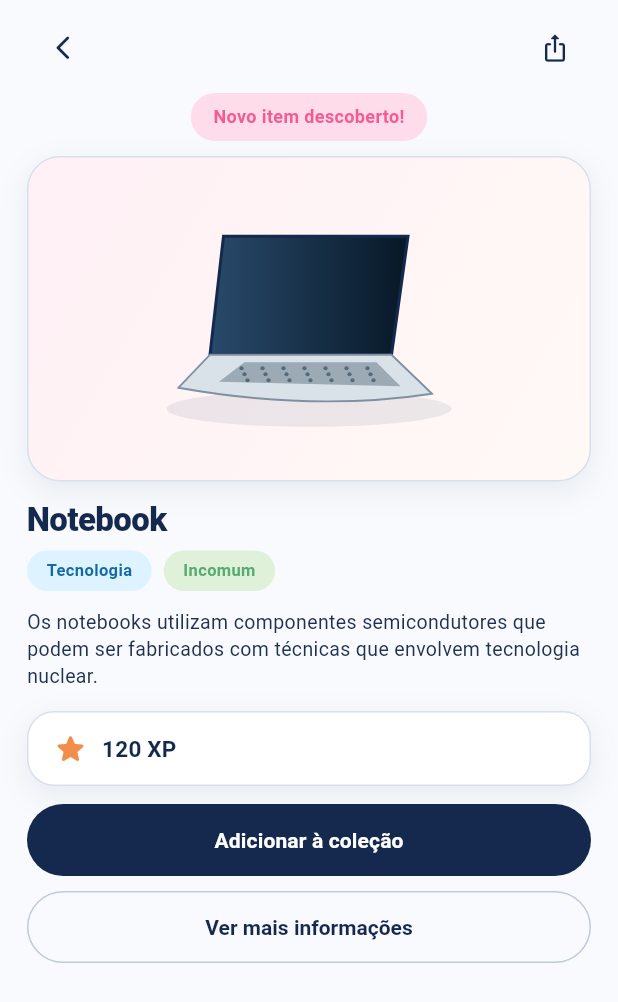
After one commit to juliarichesky/descobrix-mobile, a Flutter app: the DiscoveryResultScreen screen opened directly, on a phone screen of 412 x 824 dp. The commit adds this screen. Shown: the top 1002 px of the screen. Run offline on Flutter 3.47's test engine with Material 3 defaults, Android fonts, the phone set to English and light mode, and no system bars; our stand-ins replace camera, shared_preferences; accounts and stored records are empty.

Commit message:
feat: implement discovery result screen

```diff
--- /dev/null
+++ b/lib/models/discovery.dart
@@ -0,0 +1,57 @@
+class Discovery {
+  const Discovery({
+    required this.id,
+    required this.name,
+    required this.category,
+    required this.rarity,
+    required this.description,
+    required this.xp,
+    required this.illustrationAsset,
+    this.additionalInformation = '',
+  });
+
+  final String id;
+  final String name;
+  final String category;
+  final String rarity;
+  final String description;
+  final int xp;
+  final String illustrationAsset;
+  final String additionalInformation;
+
+  static const supportedCategories = <String>[
+    'Medicina Nuclear',
+    'Agricultura',
+    'Energia',
+    'Indústria',
+    'Tecnologia',
+  ];
+
+  static const supportedRarities = <String>[
+    'Comum',
+    'Incomum',
+    'Raro',
+    'Lendário',
+  ];
+
+  static const notebook = Discovery(
+    id: 'notebook-demo',
+    name: 'Notebook',
+    category: 'Tecnologia',
+    rarity: 'Incomum',
+    description: 'Os notebooks utilizam componentes semicondutores que podem ser fabricados com técnicas que envolvem tecnologia nuclear.',
+    xp: 120,
+    illustrationAsset: 'mock_notebook',
+    additionalInformation: 'Semicondutores são materiais fundamentais para processadores e memórias. A fabricação desses componentes envolve processos tecnológicos de alta precisão e controle de materiais.',
+  );
+}
+
+class DiscoverySession {
+  DiscoverySession._();
+
+  static final Set<String> _addedIds = <String>{};
+
+  static bool contains(String id) => _addedIds.contains(id);
+
+  static bool add(String id) => _addedIds.add(id);
+}
--- /dev/null
+++ b/lib/screens/discovery_result_screen.dart
@@ -0,0 +1,313 @@
+import 'package:flutter/material.dart';
+
+import '../models/discovery.dart';
+import '../theme/app_colors.dart';
+import '../widgets/app_button.dart';
+import '../widgets/app_card.dart';
+
+class DiscoveryResultScreen extends StatefulWidget {
+  const DiscoveryResultScreen({super.key, required this.discovery});
+
+  final Discovery discovery;
+
+  @override
+  State<DiscoveryResultScreen> createState() => _DiscoveryResultScreenState();
+}
+
+class _DiscoveryResultScreenState extends State<DiscoveryResultScreen> {
+  late bool _isAdded;
+
+  @override
+  void initState() {
+    super.initState();
+    _isAdded = DiscoverySession.contains(widget.discovery.id);
+  }
+
+  void _addToCollection() {
+    if (_isAdded) return;
+    final added = DiscoverySession.add(widget.discovery.id);
+    if (!mounted) return;
+    setState(() => _isAdded = added || _isAdded);
+    ScaffoldMessenger.of(context)
+        .showSnackBar(const SnackBar(content: Text('Adicionado à coleção!')));
+  }
+
+  void _showMoreInformation() {
+    showDialog<void>(
+      context: context,
+      builder: (context) => AlertDialog(
+        title: Text(widget.discovery.name),
+        content: Text(widget.discovery.additionalInformation),
+        actions: [
+          TextButton(
+            onPressed: () => Navigator.of(context).pop(),
+            child: const Text('Fechar'),
+          ),
+        ],
+      ),
+    );
+  }
+
+  @override
+  Widget build(BuildContext context) {
+    final textTheme = Theme.of(context).textTheme;
+    final item = widget.discovery;
+
+    return Scaffold(
+      backgroundColor: AppColors.background,
+      body: SafeArea(
+        child: SingleChildScrollView(
+          padding: const EdgeInsets.fromLTRB(18, 8, 18, 24),
+          child: Column(
+            crossAxisAlignment: CrossAxisAlignment.stretch,
+            children: [
+              Row(
+                children: [
+                  IconButton(
+                    tooltip: 'Voltar',
+                    onPressed: () => Navigator.of(context).pop(),
+                    icon: const Icon(
+                      Icons.arrow_back_ios_new_rounded,
+                      size: 19,
+                    ),
+                    color: AppColors.navy,
+                  ),
+                  const Spacer(),
+                  IconButton(
+                    tooltip: 'Compartilhar',
+                    onPressed: () =>
+                        _showMessage('Compartilhamento em desenvolvimento'),
+                    icon: const Icon(Icons.ios_share_rounded, size: 20),
+                    color: AppColors.navy,
+                  ),
+                ],
+              ),
+              const SizedBox(height: 6),
+              Center(
+                child: Container(
+                  padding: const EdgeInsets.symmetric(
+                    horizontal: 15,
+                    vertical: 8,
+                  ),
+                  decoration: BoxDecoration(
+                    color: AppColors.pinkLight,
+                    borderRadius: BorderRadius.circular(18),
+                  ),
+                  child: const Text(
+                    'Novo item descoberto!',
+                    style: TextStyle(
+                      color: AppColors.pink,
+                      fontSize: 12,
+                      fontWeight: FontWeight.w700,
+                    ),
+                  ),
+                ),
+              ),
+              const SizedBox(height: 10),
+              AppCard(
+                padding: EdgeInsets.zero,
+                borderRadius: 22,
+                gradient: const LinearGradient(
+                  begin: Alignment.topLeft,
+                  end: Alignment.bottomRight,
+                  colors: [Color(0xFFFFF0F5), Color(0xFFFFF9F6)],
+                ),
+                child: const SizedBox(
+                  height: 215,
+                  child: CustomPaint(painter: _NotebookPainter()),
+                ),
+              ),
+              const SizedBox(height: 12),
+              Text(
+                item.name,
+                style: textTheme.headlineMedium?.copyWith(
+                  fontSize: 22,
+                  letterSpacing: -0.4,
+                ),
+              ),
+              const SizedBox(height: 8),
+              Row(
+                children: [
+                  _Tag(
+                    label: item.category,
+                    backgroundColor: AppColors.blueLight,
+                    foregroundColor: AppColors.blueDeep,
+                  ),
+                  const SizedBox(width: 8),
+                  _Tag(
+                    label: item.rarity,
+                    backgroundColor: AppColors.greenLight,
+                    foregroundColor: AppColors.green,
+                  ),
+                ],
+              ),
+              const SizedBox(height: 12),
+              Text(
+                item.description,
+                style: textTheme.bodyMedium?.copyWith(
+                  color: AppColors.ink,
+                  height: 1.35,
+                ),
+              ),
+              const SizedBox(height: 14),
+              AppCard(
+                padding: const EdgeInsets.symmetric(
+                  horizontal: 16,
+                  vertical: 12,
+                ),
+                borderRadius: 18,
+                child: Row(
+                  children: [
+                    const Icon(
+                      Icons.star_rounded,
+                      color: AppColors.orange,
+                      size: 24,
+                    ),
+                    const SizedBox(width: 9),
+                    Text(
+                      '${item.xp} XP',
+                      style: textTheme.titleMedium?.copyWith(fontSize: 15),
+                    ),
+                  ],
+                ),
+              ),
+              const SizedBox(height: 12),
+              AppButton(
+                label: _isAdded
+                    ? 'Adicionado à coleção'
+                    : 'Adicionar à coleção',
+                variant: AppButtonVariant.navy,
+                onPressed: _isAdded ? null : _addToCollection,
+              ),
+              const SizedBox(height: 10),
+              AppButton(
+                label: 'Ver mais informações',
+                variant: AppButtonVariant.outline,
+                onPressed: _showMoreInformation,
+              ),
+            ],
+          ),
+        ),
+      ),
+    );
+  }
+
+  void _showMessage(String message) {
+    ScaffoldMessenger.of(context)
+      ..hideCurrentSnackBar()
+      ..showSnackBar(SnackBar(content: Text(message)));
+  }
+}
+
+class _Tag extends StatelessWidget {
+  const _Tag({
+    required this.label,
+    required this.backgroundColor,
+    required this.foregroundColor,
+  });
+
+  final String label;
+  final Color backgroundColor;
+  final Color foregroundColor;
+
+  @override
+  Widget build(BuildContext context) {
+    return Container(
+      padding: const EdgeInsets.symmetric(horizontal: 13, vertical: 6),
+      decoration: BoxDecoration(
+        color: backgroundColor,
+        borderRadius: BorderRadius.circular(14),
+      ),
+      child: Text(
+        label,
+        style: TextStyle(
+          color: foregroundColor,
+          fontSize: 11,
+          fontWeight: FontWeight.w700,
+        ),
+      ),
+    );
+  }
+}
+
+class _NotebookPainter extends CustomPainter {
+  const _NotebookPainter();
+
+  @override
+  void paint(Canvas canvas, Size size) {
+    final center = Offset(size.width / 2, size.height / 2 + 12);
+    canvas.drawOval(
+      Rect.fromCenter(
+        center: Offset(center.dx, center.dy + 48),
+        width: 190,
+        height: 24,
+      ),
+      Paint()..color = const Color(0x18314A68),
+    );
+
+    final screen = Path()
+      ..moveTo(center.dx - 57, center.dy - 67)
+      ..lineTo(center.dx + 66, center.dy - 67)
+      ..lineTo(center.dx + 55, center.dy + 12)
+      ..lineTo(center.dx - 66, center.dy + 12)
+      ..close();
+    canvas.drawPath(
+      screen,
+      Paint()
+        ..shader = const LinearGradient(
+          colors: [Color(0xFF294A6B), Color(0xFF071827)],
+        ).createShader(Rect.fromLTWH(center.dx - 66, center.dy - 67, 132, 80)),
+    );
+    canvas.drawPath(
+      screen,
+      Paint()
+        ..color = AppColors.navy
+        ..style = PaintingStyle.stroke
+        ..strokeWidth = 2,
+    );
+
+    final base = Path()
+      ..moveTo(center.dx - 66, center.dy + 12)
+      ..lineTo(center.dx + 55, center.dy + 12)
+      ..lineTo(center.dx + 82, center.dy + 38)
+      ..quadraticBezierTo(
+        center.dx + 3,
+        center.dy + 50,
+        center.dx - 87,
+        center.dy + 34,
+      )
+      ..close();
+    canvas.drawPath(base, Paint()..color = const Color(0xFFD8E2E8));
+    canvas.drawPath(
+      base,
+      Paint()
+        ..color = const Color(0xFF7F91A0)
+        ..style = PaintingStyle.stroke
+        ..strokeWidth = 1.2,
+    );
+
+    final keyboard = Path()
+      ..moveTo(center.dx - 43, center.dy + 17)
+      ..lineTo(center.dx + 45, center.dy + 17)
+      ..lineTo(center.dx + 61, center.dy + 33)
+      ..lineTo(center.dx - 60, center.dy + 30)
+      ..close();
+    canvas.drawPath(keyboard, Paint()..color = const Color(0xFF9BAAB5));
+    final keyPaint = Paint()..color = const Color(0xFF546B7B);
+    for (var row = 0; row < 3; row++) {
+      for (var column = 0; column < 7; column++) {
+        canvas.drawCircle(
+          Offset(
+            center.dx - 45 + column * 14 + row * 2,
+            center.dy + 21 + row * 4,
+          ),
+          1.4,
+          keyPaint,
+        );
+      }
+    }
+  }
+
+  @override
+  bool shouldRepaint(covariant _NotebookPainter oldDelegate) => false;
+}
```
Also changed, not shown: lib/screens/scanner_screen.dart (+6 -13 lines).
